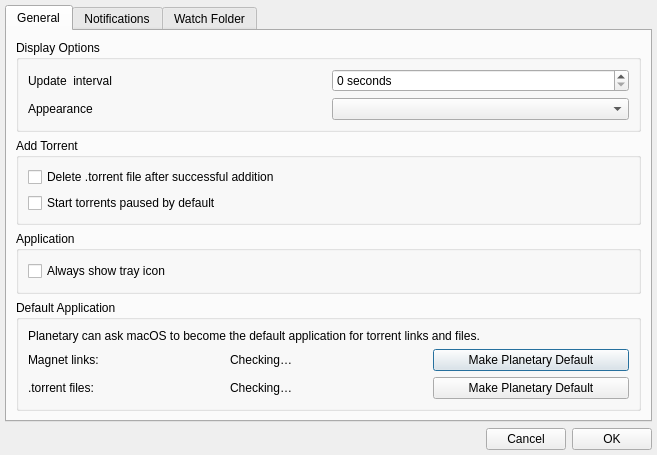
This is appsettings.ui in mveinot/transmission-control as Qt 5 draws it before an edit. The edited form follows.
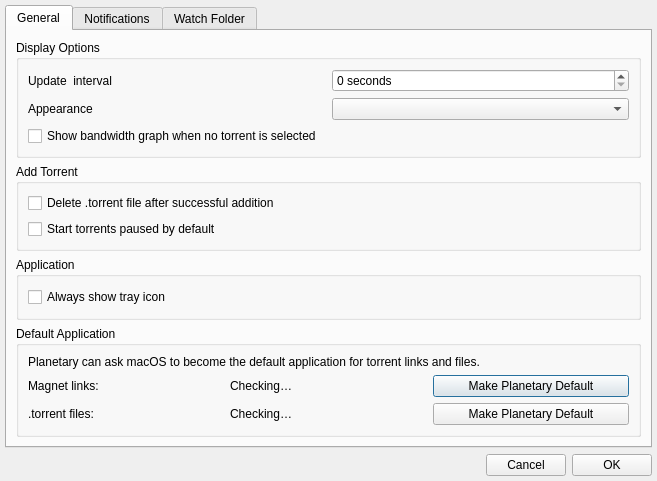
This is the edited form.

Commit message: Make session graph opt-in

Patch:
```diff
--- a/appsettings.ui
+++ b/appsettings.ui
@@ -80,6 +80,16 @@
                 </property>
                </widget>
               </item>
+              <item row="2" column="0" colspan="2">
+               <widget class="QCheckBox" name="showSessionOverview">
+                <property name="toolTip">
+                 <string>Show recent bandwidth activity in the details pane when no torrent is selected</string>
+                </property>
+                <property name="text">
+                 <string>Show bandwidth graph when no torrent is selected</string>
+                </property>
+               </widget>
+              </item>
              </layout>
             </item>
            </layout>
```
The commit also changes 5 other files.
